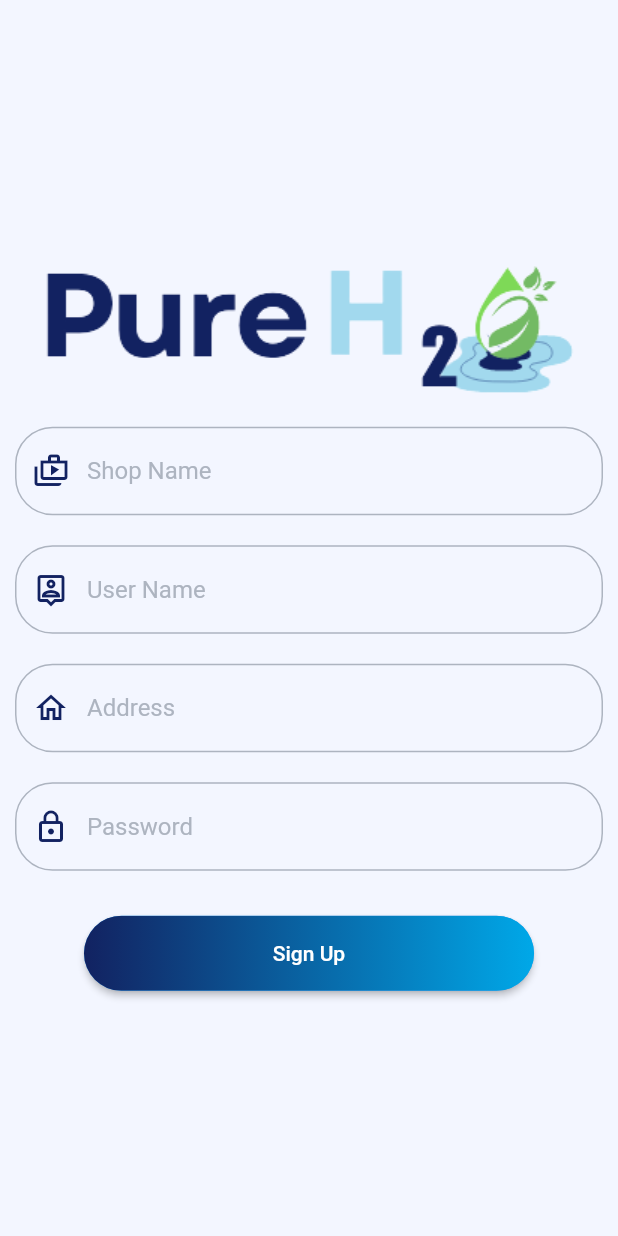
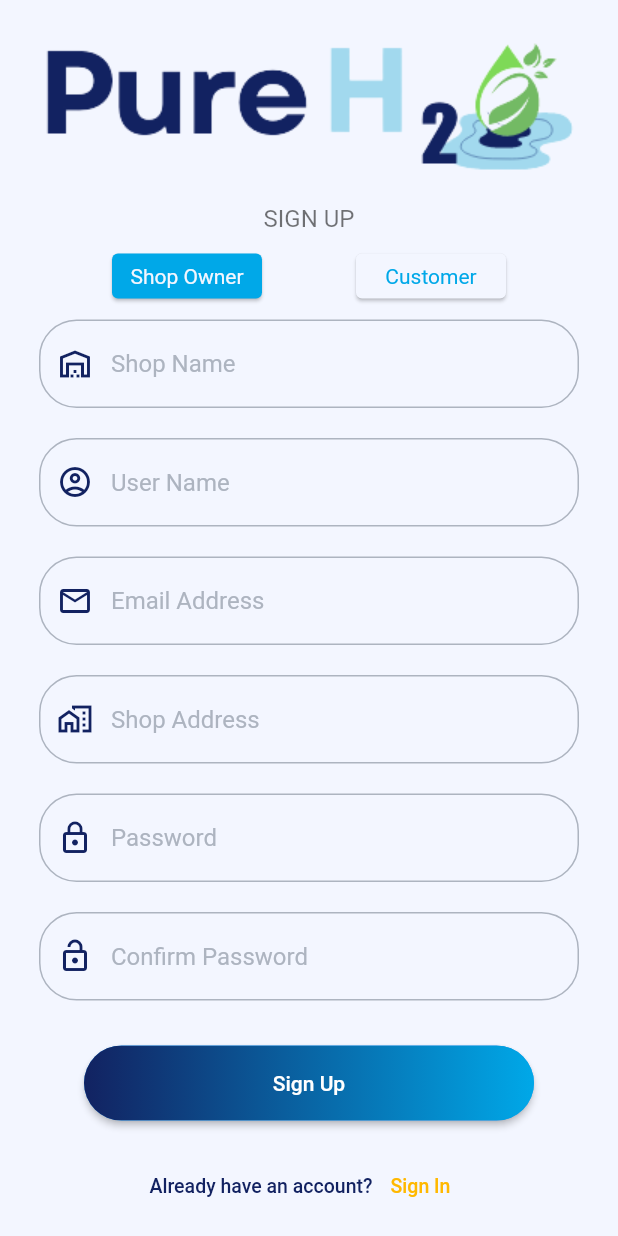
Before and after one commit to talha261/FYP-PureH2O, a Flutter app: the screen it shows after launch, after a tap on "Sign Up", on a phone screen of 412 x 824 dp. Run offline on Flutter 3.47's test engine with Material 2 defaults, Android fonts, the phone set to English and light mode, and no system bars; our stand-ins replace fl_chart, pinput; network calls fail; Roboto replaces fonts that are missing (Garet-Book, Poppins400, Poppins600).

```diff
--- a/lib/Screeens/Auth/login.dart
+++ b/lib/Screeens/Auth/login.dart
@@ -36,7 +36,8 @@ class _loginState extends State<login> {
                 child: Image.asset(
                   'assets/images/logo.png',
                   fit: BoxFit.cover,
-                  )),
+                ),
+              ),
               Container(
                 alignment: Alignment.center,
                 padding: const EdgeInsets.all(10),
@@ -47,7 +48,8 @@ class _loginState extends State<login> {
                       fontSize: 16,
                       color: AppColors.subTextColor),
                   textAlign: TextAlign.center,
-                  )),
+                ),
+              ),
               // Container(
               //   padding: const EdgeInsets.all(10),
               //   child: TextField(
@@ -100,7 +102,7 @@ class _loginState extends State<login> {
                       style: TextStyle(
                         color: AppColors.subTextColor,
                         fontFamily: "Garet-Book",
-                        fontSize: 16,
+                        fontSize: 14,
                       ),
                     ),
                     InkWell(
@@ -126,8 +128,9 @@ class _loginState extends State<login> {
                         "Reset here",
                         style: TextStyle(
                           fontFamily: "Garet-Book",
-                            fontSize: 16,
-                            fontWeight: FontWeight.w600),
+                          fontSize: 14,
+                          fontWeight: FontWeight.w600,
+                        ),
                       ),
                     )
                   ],
@@ -160,19 +163,22 @@ class _loginState extends State<login> {
                   mainAxisAlignment: MainAxisAlignment.center,
                   children: [
                     const Text(
-                      'Create a new account  ',
+                      'Create new account',
                       style: TextStyle(
                         color: AppColors.buttonColor,
                         fontFamily: "Garet-Book",
                         fontWeight: FontWeight.w500,
-                        fontSize: 15,
+                        fontSize: 13,
                       ),
                     ),
                     TextButton(
                       child: const Text(
                         'Sign Up',
-                        style:
-                            TextStyle(fontSize: 20, color: Color(0xffFFB800)),
+                        style: TextStyle(
+                            fontSize: 13,
+                            fontFamily: "Garet-Book",
+                            fontWeight: FontWeight.w500,
+                            color: Color(0xffFFB800)),
                       ),
                       onPressed: () {
                         Navigator.push(
--- a/lib/Screeens/Auth/registration.dart
+++ b/lib/Screeens/Auth/registration.dart
@@ -1,4 +1,6 @@
 import 'package:flutter/material.dart';
+import 'package:pureh20/Screeens/Auth/login.dart';
+import 'package:pureh20/Screeens/Auth/otp.dart';
 import 'package:pureh20/Widgets/CustomButtom.dart';
 
 import '../../Utils/Colors.dart';
@@ -12,14 +14,31 @@ class registration extends StatefulWidget {
 }
 
 class _registrationState extends State<registration> {
-  TextEditingController nameController = TextEditingController();
+// States
+  String accountType = "shop";
+
+// Functions
+  void toggleTabs(value) {
+    setState(() {
+      accountType = value;
+    });
+  }
+
+  TextEditingController userNameController = TextEditingController();
   TextEditingController passwordController = TextEditingController();
+  TextEditingController shopNameController = TextEditingController();
+  TextEditingController confirmPasswordController = TextEditingController();
+  TextEditingController shopAddressController = TextEditingController();
+  TextEditingController emailController = TextEditingController();
   @override
   Widget build(BuildContext context) {
     return Scaffold(
-        resizeToAvoidBottomInset: false,
+        resizeToAvoidBottomInset: true,
         backgroundColor: AppColors.backgroundColor,
         body: Center(
+          child: Padding(
+            padding: const EdgeInsets.symmetric(horizontal: 16, vertical: 15),
+            child: SingleChildScrollView(
               child: Column(
                 mainAxisAlignment: MainAxisAlignment.center,
                 children: <Widget>[
@@ -29,47 +48,160 @@ class _registrationState extends State<registration> {
                     child: Image.asset(
                       'assets/images/logo.png',
                       fit: BoxFit.cover,
-                    )),
+                    ),
+                  ),
+                  Container(
+                    alignment: Alignment.center,
+                    padding: const EdgeInsets.all(10),
+                    child: const Text(
+                      'SIGN UP',
+                      style: TextStyle(
+                          fontFamily: "Poppins600",
+                          fontSize: 16,
+                          color: AppColors.subTextColor),
+                      textAlign: TextAlign.center,
+                    ),
+                  ),
+                  Row(
+                    mainAxisAlignment: MainAxisAlignment.spaceEvenly,
+                    children: [
+                      Card(
+                        color: accountType == "shop"
+                            ? AppColors.primaryColor
+                            : AppColors.backgroundColor,
+                        child: InkWell(
+                          onTap: () => toggleTabs("shop"),
+                          child: Container(
+                            height: 30,
+                            width: 100,
+                            alignment: Alignment.center,
+                            child: Text(
+                              "Shop Owner",
+                              style: TextStyle(
+                                fontFamily: "poppins400",
+                                color: accountType == "shop"
+                                    ? AppColors.backgroundColor
+                                    : AppColors.primaryColor,
+                              ),
+                            ),
+                          ),
+                        ),
+                      ),
+                      Card(
+                        color: accountType == "customer"
+                            ? AppColors.primaryColor
+                            : AppColors.backgroundColor,
+                        child: InkWell(
+                          onTap: () => toggleTabs("customer"),
+                          child: Container(
+                            height: 30,
+                            width: 100,
+                            alignment: Alignment.center,
+                            child: Text(
+                              "Customer",
+                              style: TextStyle(
+                                fontFamily: "poppins400",
+                                color: accountType == "customer"
+                                    ? AppColors.backgroundColor
+                                    : AppColors.primaryColor,
+                              ),
+                            ),
+                          ),
+                        ),
+                      ),
+                    ],
+                  ),
+                  if (accountType == "shop")
                     CustomTextInput(
-                  controller: nameController,
+                      controller: shopNameController,
                       hintText: "Shop Name",
-                  prefixIcon: Icons.shop_two_outlined,
-                  icon: true,
-                ),
-                // Container(
-                //   padding: const EdgeInsets.all(10),
-                //   child: TextField(
-                //     decoration: InputDecoration(
-                //       border: OutlineInputBorder(
-                //         borderRadius: BorderRadius.circular(20.0),
-                //       ),
-                //       labelText: 'Shop Name',
-                //     ),
-                //   ),
-                // ),
-                CustomTextInput(
-                  controller: nameController,
-                  hintText: "User Name",
-                  prefixIcon: Icons.location_history_outlined,
+                      prefixIcon: Icons.warehouse_outlined,
                       icon: true,
                     ),
                   CustomTextInput(
-                  controller: nameController,
-                  hintText: "Address",
-                  prefixIcon: Icons.home_outlined,
+                    controller: userNameController,
+                    hintText: "User Name",
+                    prefixIcon: Icons.account_circle_outlined,
                     icon: true,
                   ),
                   CustomTextInput(
-                  controller: nameController,
+                    controller: emailController,
+                    hintText: "Email Address",
+                    prefixIcon: Icons.email_outlined,
+                    icon: true,
+                  ),
+                  if (accountType == "shop")
+                    CustomTextInput(
+                      controller: shopAddressController,
+                      hintText: "Shop Address",
+                      prefixIcon: Icons.home_work_outlined,
+                      icon: true,
+                    ),
+                  CustomTextInput(
+                    controller: passwordController,
                     hintText: "Password",
                     prefixIcon: Icons.lock_outline,
                     icon: true,
                   ),
-                SizedBox(
+                  CustomTextInput(
+                    controller: confirmPasswordController,
+                    hintText: "Confirm Password",
+                    prefixIcon: Icons.lock_open_outlined,
+                    icon: true,
+                  ),
+                  const SizedBox(
                     height: 20,
                   ),
-                CustomButton(text: "Sign Up", onPressed: () {})
-              ]),
+                  CustomButton(
+                      text: "Sign Up",
+                      onPressed: () {
+                        Navigator.push(
+                            context,
+                            MaterialPageRoute(
+                                builder: (context) => OTPScreen(
+                                      email: emailController.text,
+                                      otp: "1234",
+                                    )));
+                      }),
+                  Container(
+                    margin: const EdgeInsets.only(
+                      top: 20,
+                    ),
+                    child: Row(
+                      mainAxisAlignment: MainAxisAlignment.center,
+                      children: [
+                        const Text(
+                          'Already have an account?',
+                          style: TextStyle(
+                            color: AppColors.buttonColor,
+                            fontFamily: "Garet-Book",
+                            fontWeight: FontWeight.w500,
+                            fontSize: 13,
+                          ),
+                        ),
+                        TextButton(
+                          child: const Text(
+                            'Sign In',
+                            style: TextStyle(
+                                fontSize: 13,
+                                fontFamily: "Garet-Book",
+                                fontWeight: FontWeight.w500,
+                                color: Color(0xffFFB800)),
+                          ),
+                          onPressed: () {
+                            Navigator.push(
+                                context,
+                                MaterialPageRoute(
+                                    builder: (context) => login()));
+                          },
+                        )
+                      ],
+                    ),
+                  ),
+                ],
+              ),
+            ),
+          ),
         ));
   }
 }
--- a/pubspec.yaml
+++ b/pubspec.yaml
@@ -12,6 +12,7 @@ dependencies:
     sdk: flutter
   fl_chart: ^0.62.0
   cupertino_icons: ^1.0.2
+  pinput: ^2.3.0
 
 
 dev_dependencies:
```
Also changed, not shown: lib/Screeens/Auth/otp.dart (added, +122 -0 lines), lib/Widgets/WhiteButton.dart (added, +46 -0 lines), pubspec.lock, 5 other files. Lines whose indentation alone changed are shown as unchanged.
